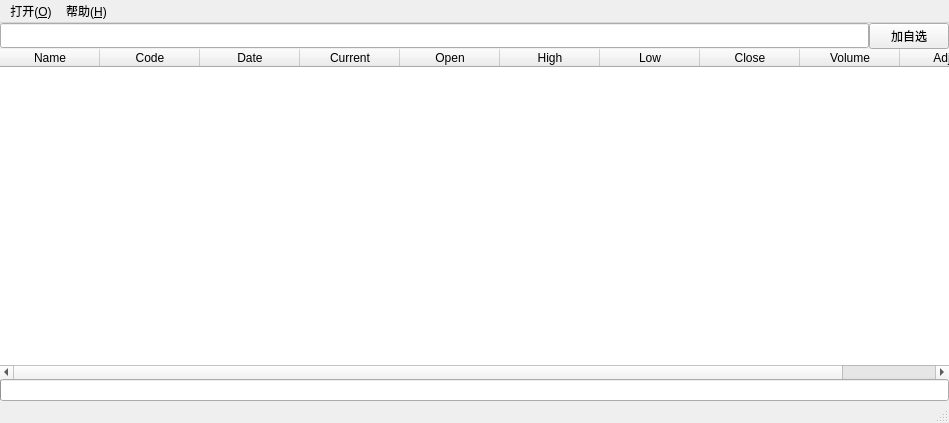
Above: QtApp/QStock/QStock/QStockMainWindows.ui from yixiaoyang/QStock before the change. Below: the same form after it.
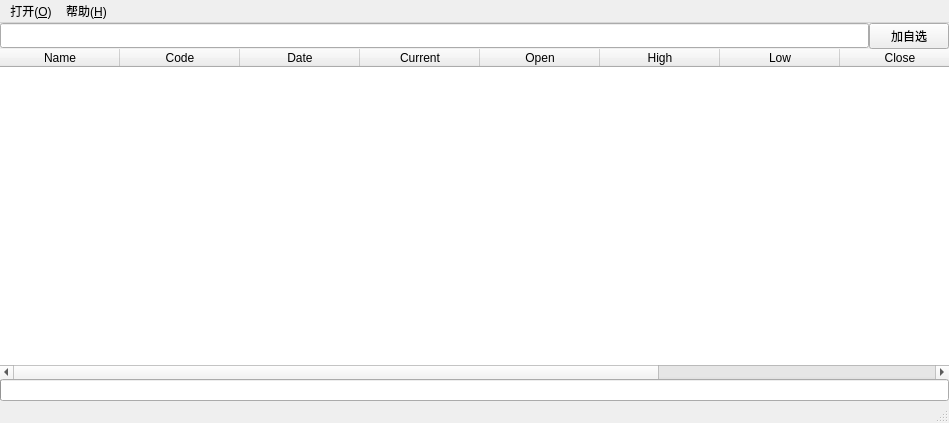
That is the form after the change. Icons and pictures are not drawn.

```diff
--- a/QtApp/QStock/QStock/QStockMainWindows.ui
+++ b/QtApp/QStock/QStock/QStockMainWindows.ui
@@ -112,7 +112,16 @@
            <bool>true</bool>
           </property>
           <attribute name="horizontalHeaderDefaultSectionSize">
-           <number>100</number>
+           <number>120</number>
+          </attribute>
+          <attribute name="horizontalHeaderStretchLastSection">
+           <bool>false</bool>
+          </attribute>
+          <attribute name="verticalHeaderCascadingSectionResizes">
+           <bool>true</bool>
+          </attribute>
+          <attribute name="verticalHeaderShowSortIndicator" stdset="0">
+           <bool>true</bool>
           </attribute>
           <column>
            <property name="text">
@@ -180,7 +189,7 @@
           </column>
           <column>
            <property name="text">
-            <string>Volume</string>
+            <string>Hands</string>
            </property>
            <property name="textAlignment">
             <set>AlignHCenter|AlignVCenter|AlignCenter</set>
```
Left out of the diff: 3 changed lines with no effect on the pictures.
